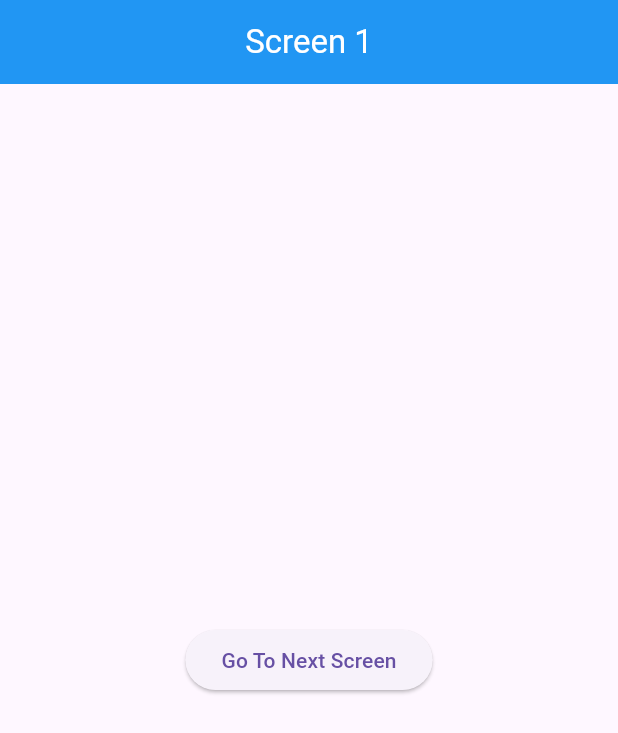
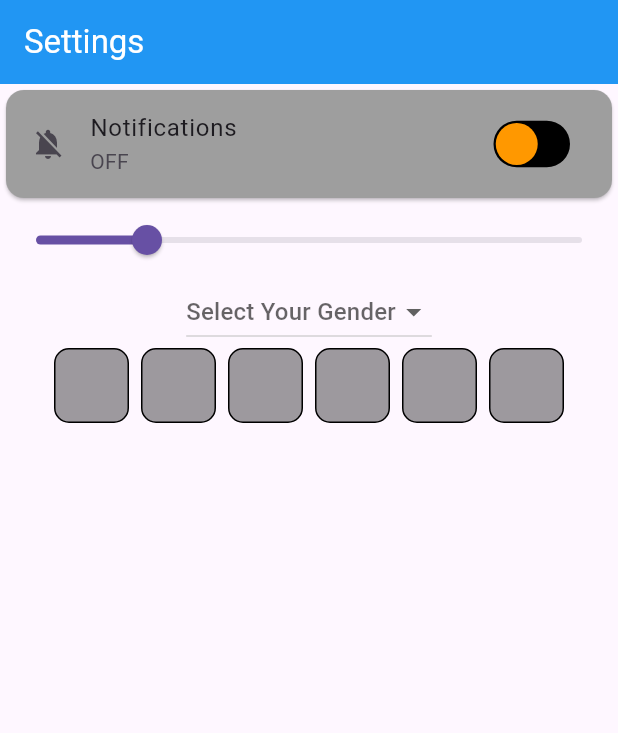
Before and after one commit to AbRehman536/kinza_frontend, a Flutter app: the screen it shows after launch, on a phone screen of 412 x 824 dp. Shown: the top 733 px of the screen. Run offline on Flutter 3.47's test engine with Material 3 defaults, Android fonts, the phone set to English and light mode, and no system bars; drawn by our look-alikes of pinput; our stand-ins replace smooth_page_indicator.

Commit message:
Switch, Dropdown, Slider, Pinput done

```diff
--- a/lib/main.dart
+++ b/lib/main.dart
@@ -15,6 +15,7 @@ import 'package:kinza_frontend/pageview.dart';
 import 'package:kinza_frontend/passing_parameters/screen_a.dart';
 import 'package:kinza_frontend/provider/screen_1.dart';
 import 'package:kinza_frontend/provider/user_provider.dart';
+import 'package:kinza_frontend/settings.dart';
 import 'package:kinza_frontend/single_selection.dart';
 import 'package:kinza_frontend/tab_bar.dart';
 import 'package:kinza_frontend/text_fileds.dart';
@@ -42,7 +43,7 @@ class MyApp extends StatelessWidget {
       title: 'Flutter Demo',
       theme: ThemeData(
       ),
-      home: Screen1(),
+      home: SettingsDemo(),
     );
   }
 }
--- /dev/null
+++ b/lib/settings.dart
@@ -0,0 +1,98 @@
+import 'package:flutter/cupertino.dart';
+import 'package:flutter/material.dart';
+import 'package:pinput/pinput.dart';
+
+class SettingsDemo extends StatefulWidget {
+  const SettingsDemo({super.key});
+
+  @override
+  State<SettingsDemo> createState() => _SettingsDemoState();
+}
+
+class _SettingsDemoState extends State<SettingsDemo> {
+  bool isSwitchOn = false;
+  double selectedValue = 20;
+  String? selectedGender;
+  List<String> gender = ["Male", "Female", "Others"];
+  @override
+  Widget build(BuildContext context) {
+    return Scaffold(
+      appBar: AppBar(
+        title: Text("Settings"),
+        backgroundColor: Colors.blue,
+        foregroundColor: Colors.white,
+      ),
+      body: Column(
+        children: [
+          Card(
+            color: isSwitchOn ? Colors.yellow : Colors.grey,
+            child: ListTile(
+              leading: Icon(isSwitchOn ? Icons.notifications_active : Icons.notifications_off),
+              title: Text("Notifications"),
+              subtitle: Text(isSwitchOn ? "ON" : "OFF"),
+              trailing: CupertinoSwitch(
+                activeColor: Colors.blue,
+                  inactiveTrackColor: Colors.black,
+                  thumbColor: Colors.red,
+                  inactiveThumbColor: Colors.orange,
+                  value: isSwitchOn,
+                  onChanged: (value){
+                    setState(() {
+                      isSwitchOn = value;
+                    });
+                  }),
+            ),
+          ),
+
+          Slider(
+              value: selectedValue,
+              min: 0,
+              max: 100,
+              divisions: 100,
+              label: selectedValue.round().toString(),
+              onChanged: (value){
+                setState(() {
+                  selectedValue = value;
+                });
+              }),
+
+          DropdownButton(
+            hint: Text("Select Your Gender"),
+              value: selectedGender,
+              items: gender.map((item){
+                return DropdownMenuItem(
+                     value: item,
+                    child: Text(item.toString()));
+              }).toList(),
+              onChanged: (value){
+              setState(() {
+                selectedGender = value;
+              });
+              }),
+
+          Pinput(
+            length: 6,
+            showCursor: true,
+            onCompleted: (value){
+              print(value);
+            },
+            defaultPinTheme: PinTheme(
+              width: 50,height: 50,
+              decoration: BoxDecoration(
+                color: Colors.black38,
+                border: Border.all(color: Colors.black),
+                borderRadius: BorderRadius.circular(10),
+              ),
+              textStyle: TextStyle(
+                fontSize: 20,
+                fontWeight: FontWeight.w900,
+                color: Colors.white
+              )
+            ),
+          ),
+
+        ],
+      ),
+    );
+  }
+}
--- a/pubspec.yaml
+++ b/pubspec.yaml
@@ -37,6 +37,7 @@ dependencies:
   smooth_page_indicator: ^2.0.1
   intl: ^0.20.2
   provider:
+  pinput:
 
 
 dev_dependencies:
```
Also changed, not shown: pubspec.lock.
